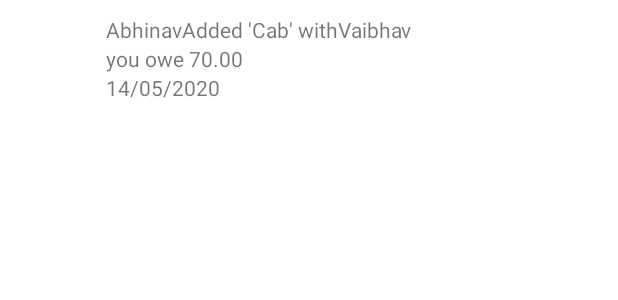
After one commit to abhinavshuklaa/Splitwise_Project, an Android app: the layout activity_item_layout_paid.xml on its own in the app's theme, with its tools: preview values and no code run, on a phone screen of 412 x 824 dp. The commit adds this screen. Shown: the top 300 px of the screen. Run offline under Robolectric (Android 15) with nearby library versions, the phone set to English and light mode, and no system bars.

Commit message:
raw commit to resolve merge conflict

```diff
--- a/Splitwise/app/build.gradle
+++ b/Splitwise/app/build.gradle
@@ -39,6 +39,7 @@ dependencies {
     implementation 'androidx.appcompat:appcompat:1.2.0'
     implementation 'com.google.android.material:material:1.2.1'
     implementation 'androidx.constraintlayout:constraintlayout:2.0.4'
+    implementation 'androidx.legacy:legacy-support-v4:1.0.0'
     testImplementation 'junit:junit:4.+'
     androidTestImplementation 'androidx.test.ext:junit:1.1.2'
     androidTestImplementation 'androidx.test.espresso:espresso-core:3.3.0'
--- /dev/null
+++ b/Splitwise/app/src/main/java/com/example/splitwise/ExpenseType.kt
@@ -0,0 +1,4 @@
+package com.example.splitwise
+
+val paid =1;
+val shared =2;
--- /dev/null
+++ b/Splitwise/app/src/main/res/layout/activity_item_layout_paid.xml
@@ -0,0 +1,47 @@
+<?xml version="1.0" encoding="utf-8"?>
+<RelativeLayout
+    xmlns:android="http://schemas.android.com/apk/res/android"
+    android:layout_width="match_parent"
+    android:layout_margin="10dp"
+    android:layout_height="wrap_content">
+
+    <ImageView
+        android:layout_width="50dp"
+        android:layout_margin="5dp"
+        android:layout_height="50dp"
+        android:id="@+id/ivExpenseImage"/>
+    <TextView
+        android:layout_width="wrap_content"
+        android:layout_height="wrap_content"
+        android:id="@+id/tvAdderName"
+        android:text="Abhinav"
+        android:layout_toRightOf="@id/ivExpenseImage"/>
+    <TextView
+        android:layout_width="wrap_content"
+        android:layout_height="wrap_content"
+        android:layout_toRightOf="@id/tvAdderName"
+        android:text="Added 'Cab' with"
+        android:id="@+id/tvExpenseType"/>
+    <TextView
+        android:layout_width="wrap_content"
+        android:layout_height="wrap_content"
+        android:id="@+id/tvAddedTo"
+        android:text="Vaibhav"
+        android:layout_toRightOf="@id/tvExpenseType"/>
+    <TextView
+        android:layout_width="wrap_content"
+        android:layout_height="wrap_content"
+        android:layout_toRightOf="@id/ivExpenseImage"
+        android:id="@+id/tvAmountWithExpenseType"
+        android:text="you owe 70.00"
+        android:layout_below="@id/tvAdderName"/>
+    <TextView
+        android:layout_width="wrap_content"
+        android:layout_height="wrap_content"
+        android:layout_toRightOf="@id/ivExpenseImage"
+        android:id="@+id/tvDateOrTime"
+        android:text="14/05/2020"
+        android:layout_below="@id/tvAmountWithExpenseType"/>
+
+
+</RelativeLayout>
--- a/Splitwise/app/src/main/res/values/strings.xml
+++ b/Splitwise/app/src/main/res/values/strings.xml
@@ -1,3 +1,5 @@
 <resources>
     <string name="app_name">Splitwise</string>
+    <!-- TODO: Remove or change this placeholder text -->
+    <string name="hello_blank_fragment">Hello blank fragment</string>
 </resources>
```
Also changed, not shown: Splitwise/app/src/main/java/com/example/splitwise/ActivityFragment.kt (added, +59 -0 lines), Splitwise/app/src/main/java/com/example/splitwise/ActivityRecyclerAdapter.kt (added, +18 -0 lines), Splitwise/app/src/main/java/com/example/splitwise/ActivityRecyclerViewHolder.kt (added, +8 -0 lines), Splitwise/app/src/main/java/com/example/splitwise/Database.kt (added, +9 -0 lines), Splitwise/app/src/main/java/com/example/splitwise/ExpenseCategory.kt (added, +9 -0 lines), Splitwise/app/src/main/res/layout/fragment_activity.xml (added, +10 -0 lines).
